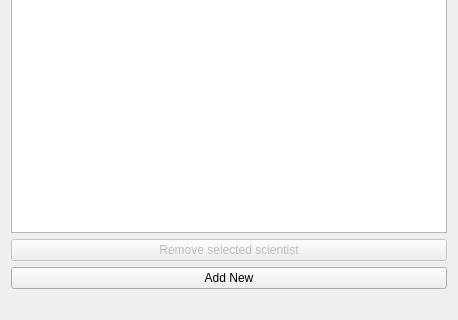
Old version of the form sciwindow.ui in the repository sandraBender/VLN1-hopur2; both pictures show x 0 to 458 and y 154 to 474 of the 458 by 474 pixel window.
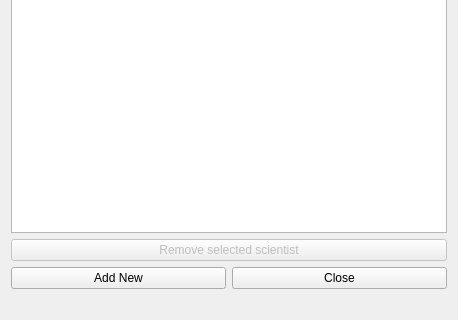
New version of the form.

Commit message: baetti vid info gluggum og einhverju í sciwindow

What changed in the file:
```diff
--- a/sciwindow.ui
+++ b/sciwindow.ui
@@ -105,11 +105,22 @@
         </widget>
        </item>
        <item>
+        <layout class="QHBoxLayout" name="horizontalLayout_2">
+         <item>
         <widget class="QPushButton" name="button_addsci">
          <property name="text">
           <string>Add New</string>
          </property>
         </widget>
+         </item>
+         <item>
+          <widget class="QPushButton" name="button_close">
+           <property name="text">
+            <string>Close</string>
+           </property>
+          </widget>
+         </item>
+        </layout>
        </item>
        <item>
         <widget class="QLabel" name="label_successRemove">
```
Lines whose indentation alone changed are shown as unchanged. The commit also changes 41 other files.
